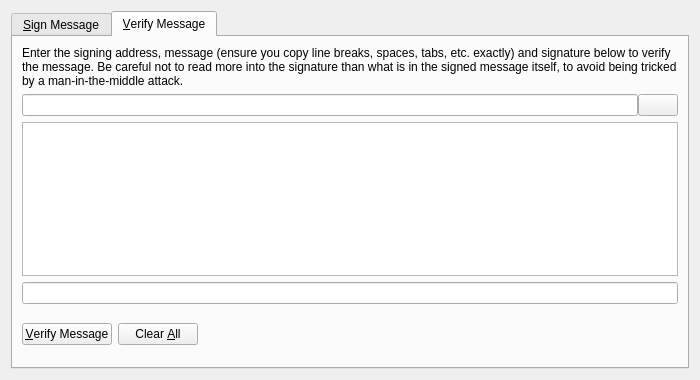
Qt form src/qt/forms/signverifymessagedialog.ui (ChiliCoin/ChiliCoin) before a commit.
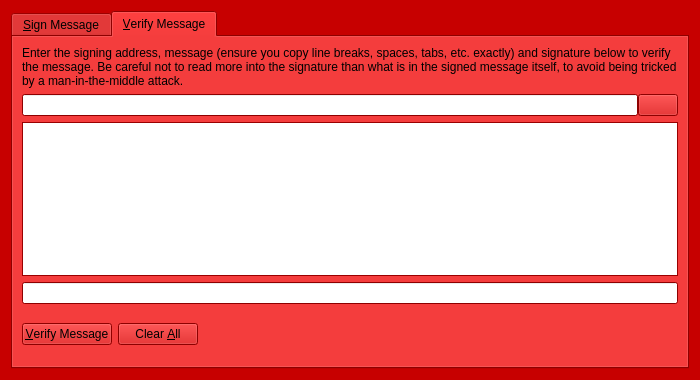
The same form after that commit. Icons and pictures are not drawn. Custom widgets are drawn as their Qt base class.

Diff of the .ui file:
```diff
--- a/src/qt/forms/signverifymessagedialog.ui
+++ b/src/qt/forms/signverifymessagedialog.ui
@@ -10,6 +10,421 @@
     <height>380</height>
    </rect>
   </property>
+  <property name="palette">
+   <palette>
+    <active>
+     <colorrole role="WindowText">
+      <brush brushstyle="SolidPattern">
+       <color alpha="255">
+        <red>0</red>
+        <green>0</green>
+        <blue>0</blue>
+       </color>
+      </brush>
+     </colorrole>
+     <colorrole role="Button">
+      <brush brushstyle="SolidPattern">
+       <color alpha="255">
+        <red>199</red>
+        <green>0</green>
+        <blue>0</blue>
+       </color>
+      </brush>
+     </colorrole>
+     <colorrole role="Light">
+      <brush brushstyle="SolidPattern">
+       <color alpha="255">
+        <red>255</red>
+        <green>43</green>
+        <blue>43</blue>
+       </color>
+      </brush>
+     </colorrole>
+     <colorrole role="Midlight">
+      <brush brushstyle="SolidPattern">
+       <color alpha="255">
+        <red>227</red>
+        <green>21</green>
+        <blue>21</blue>
+       </color>
+      </brush>
+     </colorrole>
+     <colorrole role="Dark">
+      <brush brushstyle="SolidPattern">
+       <color alpha="255">
+        <red>99</red>
+        <green>0</green>
+        <blue>0</blue>
+       </color>
+      </brush>
+     </colorrole>
+     <colorrole role="Mid">
+      <brush brushstyle="SolidPattern">
+       <color alpha="255">
+        <red>133</red>
+        <green>0</green>
+        <blue>0</blue>
+       </color>
+      </brush>
+     </colorrole>
+     <colorrole role="Text">
+      <brush brushstyle="SolidPattern">
+       <color alpha="255">
+        <red>0</red>
+        <green>0</green>
+        <blue>0</blue>
+       </color>
+      </brush>
+     </colorrole>
+     <colorrole role="BrightText">
+      <brush brushstyle="SolidPattern">
+       <color alpha="255">
+        <red>255</red>
+        <green>255</green>
+        <blue>255</blue>
+       </color>
+      </brush>
+     </colorrole>
+     <colorrole role="ButtonText">
+      <brush brushstyle="SolidPattern">
+       <color alpha="255">
+        <red>0</red>
+        <green>0</green>
+        <blue>0</blue>
+       </color>
+      </brush>
+     </colorrole>
+     <colorrole role="Base">
+      <brush brushstyle="SolidPattern">
+       <color alpha="255">
+        <red>255</red>
+        <green>255</green>
+        <blue>255</blue>
+       </color>
+      </brush>
+     </colorrole>
+     <colorrole role="Window">
+      <brush brushstyle="SolidPattern">
+       <color alpha="255">
+        <red>199</red>
+        <green>0</green>
+        <blue>0</blue>
+       </color>
+      </brush>
+     </colorrole>
+     <colorrole role="Shadow">
+      <brush brushstyle="SolidPattern">
+       <color alpha="255">
+        <red>0</red>
+        <green>0</green>
+        <blue>0</blue>
+       </color>
+      </brush>
+     </colorrole>
+     <colorrole role="AlternateBase">
+      <brush brushstyle="SolidPattern">
+       <color alpha="255">
+        <red>227</red>
+        <green>127</green>
+        <blue>127</blue>
+       </color>
+      </brush>
+     </colorrole>
+     <colorrole role="ToolTipBase">
+      <brush brushstyle="SolidPattern">
+       <color alpha="255">
+        <red>255</red>
+        <green>255</green>
+        <blue>220</blue>
+       </color>
+      </brush>
+     </colorrole>
+     <colorrole role="ToolTipText">
+      <brush brushstyle="SolidPattern">
+       <color alpha="255">
+        <red>0</red>
+        <green>0</green>
+        <blue>0</blue>
+       </color>
+      </brush>
+     </colorrole>
+    </active>
+    <inactive>
+     <colorrole role="WindowText">
+      <brush brushstyle="SolidPattern">
+       <color alpha="255">
+        <red>0</red>
+        <green>0</green>
+        <blue>0</blue>
+       </color>
+      </brush>
+     </colorrole>
+     <colorrole role="Button">
+      <brush brushstyle="SolidPattern">
+       <color alpha="255">
+        <red>199</red>
+        <green>0</green>
+        <blue>0</blue>
+       </color>
+      </brush>
+     </colorrole>
+     <colorrole role="Light">
+      <brush brushstyle="SolidPattern">
+       <color alpha="255">
+        <red>255</red>
+        <green>43</green>
+        <blue>43</blue>
+       </color>
+      </brush>
+     </colorrole>
+     <colorrole role="Midlight">
+      <brush brushstyle="SolidPattern">
+       <color alpha="255">
+        <red>227</red>
+        <green>21</green>
+        <blue>21</blue>
+       </color>
+      </brush>
+     </colorrole>
+     <colorrole role="Dark">
+      <brush brushstyle="SolidPattern">
+       <color alpha="255">
+        <red>99</red>
+        <green>0</green>
+        <blue>0</blue>
+       </color>
+      </brush>
+     </colorrole>
+     <colorrole role="Mid">
+      <brush brushstyle="SolidPattern">
+       <color alpha="255">
+        <red>133</red>
+        <green>0</green>
+        <blue>0</blue>
+       </color>
+      </brush>
+     </colorrole>
+     <colorrole role="Text">
+      <brush brushstyle="SolidPattern">
+       <color alpha="255">
+        <red>0</red>
+        <green>0</green>
+        <blue>0</blue>
+       </color>
+      </brush>
+     </colorrole>
+     <colorrole role="BrightText">
+      <brush brushstyle="SolidPattern">
+       <color alpha="255">
+        <red>255</red>
+        <green>255</green>
+        <blue>255</blue>
+       </color>
+      </brush>
+     </colorrole>
+     <colorrole role="ButtonText">
+      <brush brushstyle="SolidPattern">
+       <color alpha="255">
+        <red>0</red>
+        <green>0</green>
+        <blue>0</blue>
+       </color>
+      </brush>
+     </colorrole>
+     <colorrole role="Base">
+      <brush brushstyle="SolidPattern">
+       <color alpha="255">
+        <red>255</red>
+        <green>255</green>
+        <blue>255</blue>
+       </color>
+      </brush>
+     </colorrole>
+     <colorrole role="Window">
+      <brush brushstyle="SolidPattern">
+       <color alpha="255">
+        <red>199</red>
+        <green>0</green>
+        <blue>0</blue>
+       </color>
+      </brush>
+     </colorrole>
+     <colorrole role="Shadow">
+      <brush brushstyle="SolidPattern">
+       <color alpha="255">
+        <red>0</red>
+        <green>0</green>
+        <blue>0</blue>
+       </color>
+      </brush>
+     </colorrole>
+     <colorrole role="AlternateBase">
+      <brush brushstyle="SolidPattern">
+       <color alpha="255">
+        <red>227</red>
+        <green>127</green>
+        <blue>127</blue>
+       </color>
+      </brush>
+     </colorrole>
+     <colorrole role="ToolTipBase">
+      <brush brushstyle="SolidPattern">
+       <color alpha="255">
+        <red>255</red>
+        <green>255</green>
+        <blue>220</blue>
+       </color>
+      </brush>
+     </colorrole>
+     <colorrole role="ToolTipText">
+      <brush brushstyle="SolidPattern">
+       <color alpha="255">
+        <red>0</red>
+        <green>0</green>
+        <blue>0</blue>
+       </color>
+      </brush>
+     </colorrole>
+    </inactive>
+    <disabled>
+     <colorrole role="WindowText">
+      <brush brushstyle="SolidPattern">
+       <color alpha="255">
+        <red>99</red>
+        <green>0</green>
+        <blue>0</blue>
+       </color>
+      </brush>
+     </colorrole>
+     <colorrole role="Button">
+      <brush brushstyle="SolidPattern">
+       <color alpha="255">
+        <red>199</red>
+        <green>0</green>
+        <blue>0</blue>
+       </color>
+      </brush>
+     </colorrole>
+     <colorrole role="Light">
+      <brush brushstyle="SolidPattern">
+       <color alpha="255">
+        <red>255</red>
+        <green>43</green>
+        <blue>43</blue>
+       </color>
+      </brush>
+     </colorrole>
+     <colorrole role="Midlight">
+      <brush brushstyle="SolidPattern">
+       <color alpha="255">
+        <red>227</red>
+        <green>21</green>
+        <blue>21</blue>
+       </color>
+      </brush>
+     </colorrole>
+     <colorrole role="Dark">
+      <brush brushstyle="SolidPattern">
+       <color alpha="255">
+        <red>99</red>
+        <green>0</green>
+        <blue>0</blue>
+       </color>
+      </brush>
+     </colorrole>
+     <colorrole role="Mid">
+      <brush brushstyle="SolidPattern">
+       <color alpha="255">
+        <red>133</red>
+        <green>0</green>
+        <blue>0</blue>
+       </color>
+      </brush>
+     </colorrole>
+     <colorrole role="Text">
+      <brush brushstyle="SolidPattern">
+       <color alpha="255">
+        <red>99</red>
+        <green>0</green>
+        <blue>0</blue>
+       </color>
+      </brush>
+     </colorrole>
+     <colorrole role="BrightText">
+      <brush brushstyle="SolidPattern">
+       <color alpha="255">
+        <red>255</red>
+        <green>255</green>
+        <blue>255</blue>
+       </color>
+      </brush>
+     </colorrole>
+     <colorrole role="ButtonText">
+      <brush brushstyle="SolidPattern">
+       <color alpha="255">
+        <red>99</red>
+        <green>0</green>
+        <blue>0</blue>
+       </color>
+      </brush>
+     </colorrole>
+     <colorrole role="Base">
+      <brush brushstyle="SolidPattern">
+       <color alpha="255">
+        <red>199</red>
+        <green>0</green>
+        <blue>0</blue>
+       </color>
+      </brush>
+     </colorrole>
+     <colorrole role="Window">
+      <brush brushstyle="SolidPattern">
+       <color alpha="255">
+        <red>199</red>
+        <green>0</green>
+        <blue>0</blue>
+       </color>
+      </brush>
+     </colorrole>
+     <colorrole role="Shadow">
+      <brush brushstyle="SolidPattern">
+       <color alpha="255">
+        <red>0</red>
+        <green>0</green>
+        <blue>0</blue>
+       </color>
+      </brush>
+     </colorrole>
+     <colorrole role="AlternateBase">
+      <brush brushstyle="SolidPattern">
+       <color alpha="255">
+        <red>199</red>
+        <green>0</green>
+        <blue>0</blue>
+       </color>
+      </brush>
+     </colorrole>
+     <colorrole role="ToolTipBase">
+      <brush brushstyle="SolidPattern">
+       <color alpha="255">
+        <red>255</red>
+        <green>255</green>
+        <blue>220</blue>
+       </color>
+      </brush>
+     </colorrole>
+     <colorrole role="ToolTipText">
+      <brush brushstyle="SolidPattern">
+       <color alpha="255">
+        <red>0</red>
+        <green>0</green>
+        <blue>0</blue>
+       </color>
+      </brush>
+     </colorrole>
+    </disabled>
+   </palette>
+  </property>
   <property name="windowTitle">
    <string>Signatures - Sign / Verify a Message</string>
   </property>
```
